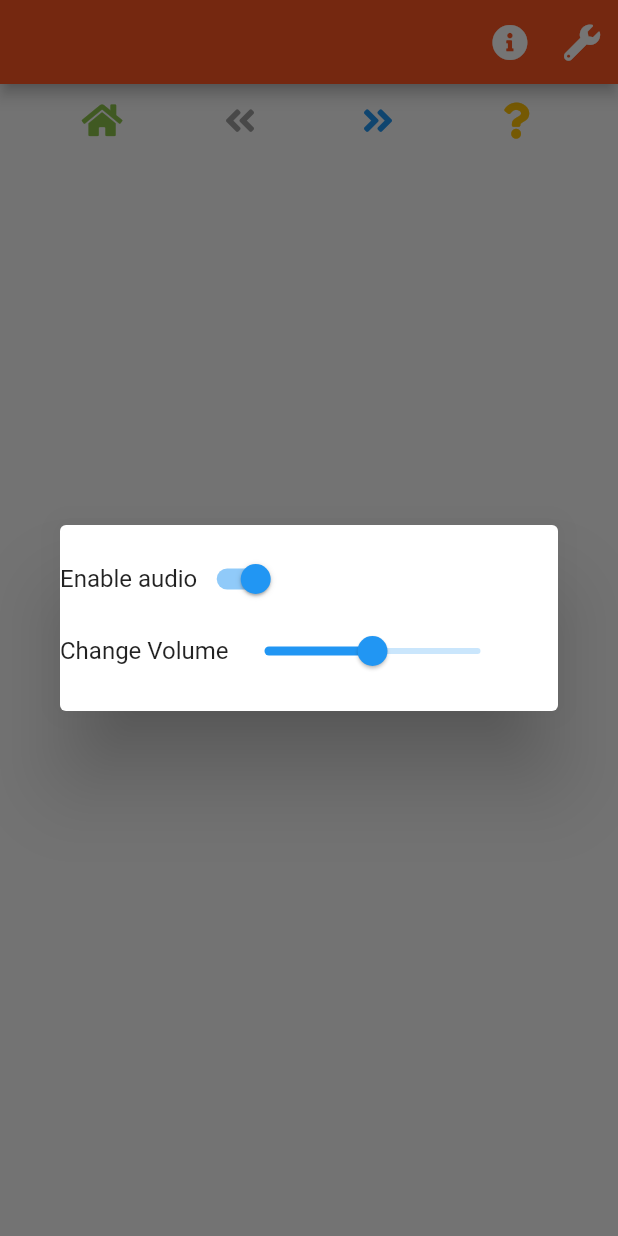
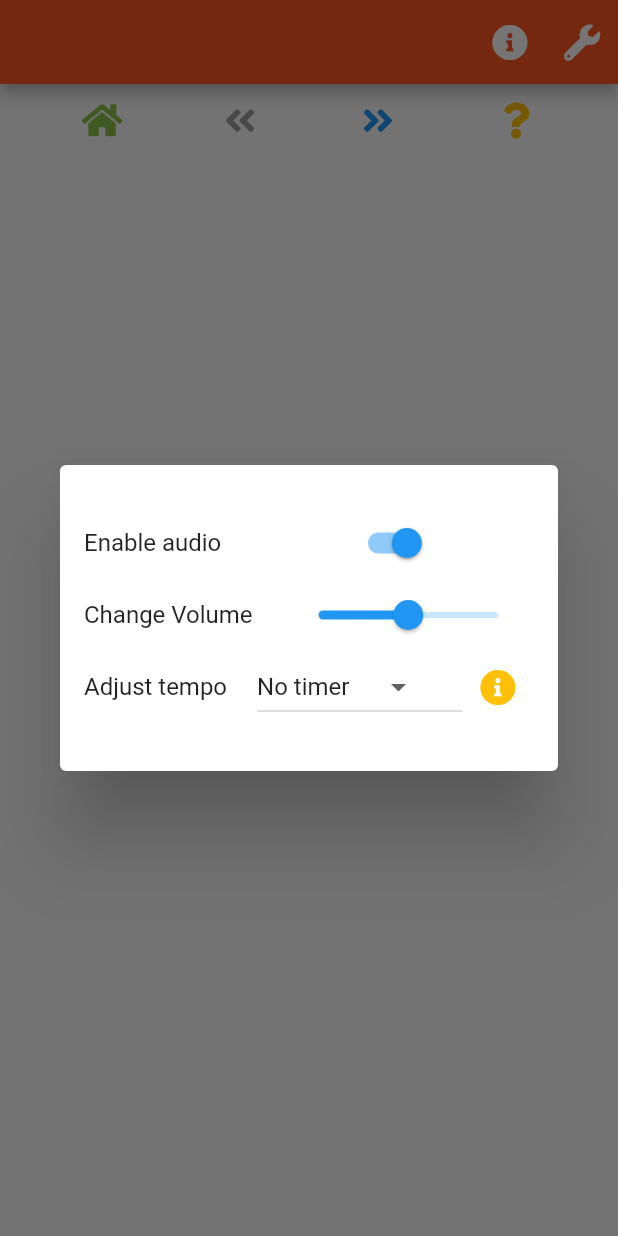
Before and after one commit to RealMarkSussex/coursework_two, a Flutter app: the ExercisesPage screen opened directly with empty values, after a tap on an icon or button, on a phone screen of 412 x 824 dp. Run offline on Flutter 3.47's test engine with Material 2 defaults, Android fonts, the phone set to English and light mode, and no system bars; our stand-ins replace audioplayers, cloud_firestore, firebase_core, flutter_linkify, font_awesome_flutter; accounts and stored records are empty.

Commit message:
timings work

```diff
--- a/lib/components/sun_salutations_app_bar.dart
+++ b/lib/components/sun_salutations_app_bar.dart
@@ -2,7 +2,7 @@ import 'package:coursework_two/dialogs/settings_dialog.dart';
 import 'package:flutter/material.dart';
 import 'package:font_awesome_flutter/font_awesome_flutter.dart';
 
-AppBar createAppBar(String title, BuildContext context) {
+AppBar createAppBar(String title, BuildContext context, Function callback) {
   return AppBar(
     title: Text(title),
     backgroundColor: Colors.deepOrange,
@@ -21,8 +21,7 @@ AppBar createAppBar(String title, BuildContext context) {
         onPressed: () {
           showDialog(
               context: context,
-              builder: (context) =>
-                  const SettingsDialog());
+              builder: (context) => SettingsDialog(callback: callback));
         },
       ),
     ],
--- a/lib/dialogs/settings_dialog.dart
+++ b/lib/dialogs/settings_dialog.dart
@@ -1,35 +1,130 @@
 import 'package:audioplayers/audioplayers.dart';
+import 'package:coursework_two/enums/timer_setting.dart';
 import 'package:coursework_two/state/app_state.dart';
 import 'package:flutter/material.dart';
+import 'package:font_awesome_flutter/font_awesome_flutter.dart';
 import 'package:provider/provider.dart';
 
 class SettingsDialog extends StatelessWidget {
-  const SettingsDialog({Key? key}) : super(key: key);
+  final Function callback;
+  const SettingsDialog({Key? key, required this.callback}) : super(key: key);
+  static const paragraphSpacing = 20.0;
+  static const textSpacing = 20.0;
 
   @override
   Widget build(BuildContext context) {
     return SimpleDialog(children: [
       Consumer<AppState>(builder: (context, settings, child) {
-        return Column(
+        return Padding(
+          padding: const EdgeInsets.all(16.0),
+          child: Column(
             mainAxisAlignment: MainAxisAlignment.spaceEvenly,
             children: [
               Row(
                 children: [
                   const Text("Enable audio"),
-                Switch(
+                  const SizedBox(
+                    width: textSpacing,
+                  ),
+                  Expanded(
+                    child: Switch(
                         value: settings.audioEnabled,
-                    onChanged: settings.toggleAudioPreference)
+                        onChanged: settings.toggleAudioPreference),
+                  )
                 ],
               ),
               Row(
                 children: [
                   const Text("Change Volume"),
-                Slider(value: settings.volume, onChanged: settings.changeVolume)
-              ],
+                  const SizedBox(
+                    width: textSpacing,
+                  ),
+                  Expanded(
+                    child: Slider(
+                        value: settings.volume,
+                        onChanged: settings.changeVolume),
                   )
                 ],
+              ),
+              Row(children: [
+                const Text("Adjust tempo"),
+                const SizedBox(
+                  width: textSpacing,
+                ),
+                Expanded(
+                  child: DropdownButton<TimerSetting>(
+                      value: settings.timerSetting,
+                      items: const [
+                        DropdownMenuItem<TimerSetting>(
+                          child: Text("No timer"),
+                          value: TimerSetting.noTimer,
+                        ),
+                        DropdownMenuItem<TimerSetting>(
+                          child: Text("20 seconds"),
+                          value: TimerSetting.twentySeconds,
+                        ),
+                        DropdownMenuItem<TimerSetting>(
+                          child: Text("40 seconds"),
+                          value: TimerSetting.fourtySeconds,
+                        ),
+                        DropdownMenuItem<TimerSetting>(
+                          child: Text("1 minute"),
+                          value: TimerSetting.oneMinute,
+                        ),
+                        DropdownMenuItem<TimerSetting>(
+                          child: Text("2 minutes"),
+                          value: TimerSetting.twoMinutes,
+                        )
+                      ],
+                      onChanged: (e) =>
+                          settings.updateTimerSetting(e, callback)),
+                ),
+                IconButton(
+                  onPressed: () => openHelp(context),
+                  icon: const FaIcon(
+                    FontAwesomeIcons.infoCircle,
+                    color: Colors.amber,
+                  ),
+                )
+              ])
+            ],
+          ),
         );
       })
     ]);
   }
+
+  void openHelp(BuildContext context) {
+    showDialog(
+        context: context,
+        builder: (BuildContext context) {
+          return SimpleDialog(children: [
+            Padding(
+              padding: const EdgeInsets.all(16.0),
+              child: Column(
+                mainAxisAlignment: MainAxisAlignment.start,
+                children: [
+                  const Text('Timer Settings Help'),
+                  const SizedBox(height: paragraphSpacing),
+                  const Text(
+                      'This is for automatically scrolling through the exercises without lifting a finger.'),
+                  const SizedBox(height: paragraphSpacing),
+                  const Align(
+                    child: Text(
+                        'By default this is set to no timer meaning scrolling won\'t happen automatically.'),
+                    alignment: Alignment.centerLeft,
+                  ),
+                  const SizedBox(height: paragraphSpacing),
+                  const Text(
+                      'If you decide to go at 20 seconds speed you will not have audio instructions.'),
+                  TextButton(
+                    onPressed: () => Navigator.pop(context, 'OK'),
+                    child: const Text('OK'),
+                  ),
+                ],
+              ),
+            )
+          ]);
+        });
   }
+}
--- a/lib/pages/exercises_page.dart
+++ b/lib/pages/exercises_page.dart
@@ -4,6 +4,7 @@ import 'package:audioplayers/audioplayers.dart';
 import 'package:cloud_firestore/cloud_firestore.dart';
 import 'package:coursework_two/components/exercise.dart';
 import 'package:coursework_two/dialogs/exercise_info_dialog.dart';
+import 'package:coursework_two/enums/timer_setting.dart';
 import 'package:coursework_two/state/app_state.dart';
 import 'package:flutter/material.dart';
 import 'package:font_awesome_flutter/font_awesome_flutter.dart';
@@ -33,10 +34,15 @@ class _ExercisesPageState extends State<ExercisesPage> {
   void initState() {
     super.initState();
     _future = getExercises();
-
-    Timer.periodic(const Duration(seconds: 10), (Timer t) async {
-      await goForward();
-    });
+    if (Provider.of<AppState>(context, listen: false).timerSetting !=
+        TimerSetting.noTimer) {
+      Timer.periodic(
+          Duration(
+              seconds: Provider.of<AppState>(context, listen: false)
+                  .timerValue), (Timer t) async {
+        await goForward();
+      });
+    }
   }
 
   @override
@@ -55,7 +61,7 @@ class _ExercisesPageState extends State<ExercisesPage> {
                 .firstWhere(((element) => element.sequence == currentExercise));
           }
           return Scaffold(
-            appBar: createAppBar(widget.exerciseType, context),
+            appBar: createAppBar(widget.exerciseType, context, goForward),
             body: Column(
               children: [
                 exerciseModel != null
--- a/lib/pages/home_page.dart
+++ b/lib/pages/home_page.dart
@@ -16,7 +16,7 @@ class HomePage extends StatelessWidget {
           var data = snapshot.data;
           data ??= [];
           return Scaffold(
-              appBar: createAppBar('Sun Salutatons', context),
+              appBar: createAppBar('Sun Salutatons', context, () => {}),
               body: Center(
                   child: ListView(
                 scrollDirection: Axis.vertical,
--- a/lib/state/app_state.dart
+++ b/lib/state/app_state.dart
@@ -1,11 +1,16 @@
+import 'dart:async';
+
 import 'package:audioplayers/audioplayers.dart';
+import 'package:coursework_two/enums/timer_setting.dart';
 import 'package:flutter/cupertino.dart';
 
 class AppState extends ChangeNotifier {
   AudioCache audioCache = AudioCache(fixedPlayer: AudioPlayer());
   bool audioEnabled = true;
   double volume = 0.5;
-
+  TimerSetting timerSetting = TimerSetting.noTimer;
+  int timerValue = 0;
+  Timer delayTimer = Timer(const Duration(seconds: 0), () {});
   Future<void> init() async {
     await audioCache.fixedPlayer!.setVolume(volume);
     notifyListeners();
@@ -42,4 +47,20 @@ class AppState extends ChangeNotifier {
 
     notifyListeners();
   }
+
+  void updateTimerSetting(TimerSetting? timerSetting, Function callback) {
+    if (timerSetting != null) {
+      this.timerSetting = timerSetting;
+      timerValue = timerSetting.toNumber();
+      delayTimer.cancel();
+      if (timerSetting != TimerSetting.noTimer) {
+        delayTimer =
+            Timer.periodic(Duration(seconds: timerValue), (Timer t) async {
+          await callback();
+        });
+      }
+    }
+
+    notifyListeners();
+  }
 }
```
Also changed, not shown: lib/enums/timer_setting.dart (added, +21 -0 lines), lib/enums/timer_settings.dart (deleted, +0 -7 lines). Lines whose indentation alone changed are shown as unchanged.
